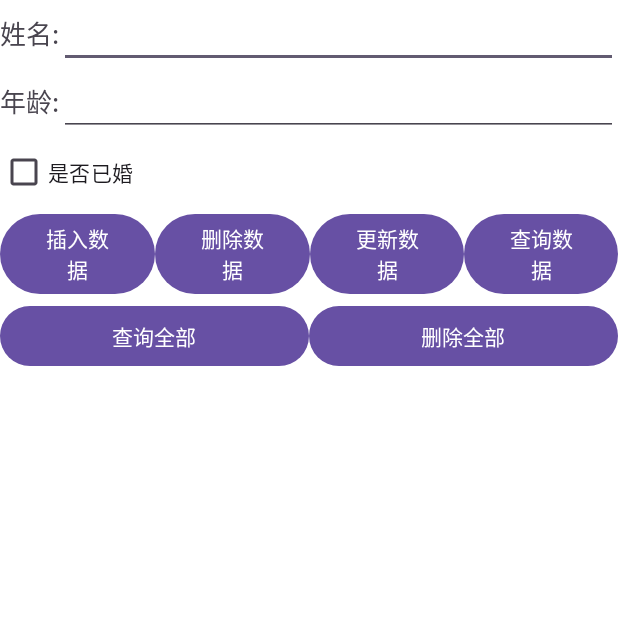
After one commit to qinyue530/AndroidTest, an Android app: the JetpackRoomActivity screen opened directly, with no data from a screen before it, on a phone screen of 412 x 824 dp, the top half of it. The commit adds this screen. Run offline under Robolectric (Android 15) with nearby library versions, the phone set to English and light mode, and no system bars; our stand-ins replace Room's generated code.

Commit message:
使用JetpackRoom 连接SQLite ,实现数据库操作

```diff
--- /dev/null
+++ b/app/src/main/java/com/example/amdroidtestjava/JetpackRoomActivity.java
@@ -0,0 +1,111 @@
+package com.example.amdroidtestjava;
+
+import android.os.Bundle;
+import android.view.View;
+import android.widget.Button;
+import android.widget.CheckBox;
+import android.widget.EditText;
+import android.widget.TextView;
+
+import androidx.activity.EdgeToEdge;
+import androidx.appcompat.app.AppCompatActivity;
+import androidx.core.graphics.Insets;
+import androidx.core.view.ViewCompat;
+import androidx.core.view.WindowInsetsCompat;
+import androidx.room.Room;
+
+import com.example.amdroidtestjava.dao.RoomUserDao;
+import com.example.amdroidtestjava.database.RoomUserDatabase;
+import com.example.amdroidtestjava.enity.RoomUser;
+
+import java.util.List;
+
+public class JetpackRoomActivity extends AppCompatActivity implements View.OnClickListener {
+
+    EditText roomName;
+    EditText roomAge;
+    CheckBox roomMaried;
+    Button insertRoomUser;
+    Button deleteRoomUser;
+    Button updateRoomUser;
+    Button selectRoomUser;
+    Button queryAllRoomUser;
+    Button delAllRoomUser;
+    TextView roomResult;
+    RoomUserDatabase roomUserDatabase;
+    RoomUserDao roomUserDao;
+    int roomUserId;
+
+    RoomUser roomUser = new RoomUser();
+
+
+    @Override
+    protected void onCreate(Bundle savedInstanceState) {
+        super.onCreate(savedInstanceState);
+        EdgeToEdge.enable(this);
+        setContentView(R.layout.activity_jetpack_room);
+        ViewCompat.setOnApplyWindowInsetsListener(findViewById(R.id.jetpackRoom), (v, insets) -> {
+            Insets systemBars = insets.getInsets(WindowInsetsCompat.Type.systemBars());
+            v.setPadding(systemBars.left, systemBars.top, systemBars.right, systemBars.bottom);
+            return insets;
+        });
+        roomUserDatabase =  Room.databaseBuilder(this,RoomUserDatabase.class,"RoomUser")
+                .addMigrations() //允许迁移数据库,room默认是删除旧库 创建新库 会导致数据丢失
+                .allowMainThreadQueries() //允许在主线程中操作数据库,默认是不允许的,通常也不打开,初学打开学习的
+                .build();
+        roomUserDao = roomUserDatabase.roomUserDao();
+        initView();
+        initViewOnClickListener();
+
+    }
+
+    private void initView() {
+        roomAge = findViewById(R.id.roomAge);
+        roomName = findViewById(R.id.roomName);
+        roomMaried = findViewById(R.id.roomMaried);
+        insertRoomUser = findViewById(R.id.insertRoomUser);
+        deleteRoomUser = findViewById(R.id.deleteRoomUser);
+        updateRoomUser = findViewById(R.id.updateRoomUser);
+        selectRoomUser = findViewById(R.id.selectRoomUser);
+        queryAllRoomUser = findViewById(R.id.queryAllRoomUser);
+        delAllRoomUser = findViewById(R.id.delAllRoomUser);
+        roomResult = findViewById(R.id.roomResult);
+    }
+
+    private void initViewOnClickListener() {
+        insertRoomUser.setOnClickListener(this);
+        deleteRoomUser.setOnClickListener(this);
+        updateRoomUser.setOnClickListener(this);
+        selectRoomUser.setOnClickListener(this);
+        queryAllRoomUser.setOnClickListener(this);
+        delAllRoomUser.setOnClickListener(this);
+
+    }
+
+    @Override
+    public void onClick(View view) {
+        String name = roomName.getText().toString();
+        String age = roomAge.getText().toString();
+        Boolean married = roomMaried.isActivated();
+        roomUser.setMarried(married);
+        roomUser.setAge(age);
+        roomUser.setName(name);
+        roomUser.setId(roomUserId);
+        if(view.getId() == insertRoomUser.getId()){
+            roomUserDao.insert(roomUser);
+        }else if(view.getId() == deleteRoomUser.getId()){
+            roomUserDao.delete(roomUser);
+        }else if(view.getId() == updateRoomUser.getId()){
+            roomUserDao.update(roomUser);
+        }else if(view.getId() == selectRoomUser.getId()){
+            roomUser = roomUserDao.queryByName(name).get(0);
+            roomUserId = roomUser.getId();
+        }else if(view.getId() == queryAllRoomUser.getId()){
+            roomUser = roomUserDao.queryAll().get(0);
+            roomUserId = roomUser.getId();
+        }else if(view.getId() == delAllRoomUser.getId()){
+            roomUserDao.deleteAll();
+        }
+
+    }
+}
--- a/app/src/main/java/com/example/amdroidtestjava/MainActivity.java
+++ b/app/src/main/java/com/example/amdroidtestjava/MainActivity.java
@@ -122,6 +122,10 @@ public class MainActivity extends AppCompatActivity {
 
         view_click(sharedButton, new SharedActivity());
 
+        Button roomButton = findViewById(R.id.roomButton);
+
+        view_click(roomButton,new JetpackRoomActivity());
+
     }
 
     //view 点击事件
--- /dev/null
+++ b/app/src/main/java/com/example/amdroidtestjava/dao/RoomUserDao.java
@@ -0,0 +1,32 @@
+package com.example.amdroidtestjava.dao;
+
+import androidx.room.Dao;
+import androidx.room.Delete;
+import androidx.room.Insert;
+import androidx.room.Query;
+import androidx.room.Update;
+
+import com.example.amdroidtestjava.enity.RoomUser;
+
+import java.util.List;
+
+@Dao
+public interface RoomUserDao {
+
+    @Insert
+    void insert(RoomUser... roomUsers);
+
+    @Delete
+    void delete(RoomUser... roomUsers);
+    @Query("DELETE FROM ROOMUSER")
+    void deleteAll();
+
+    @Update()
+    void update(RoomUser... roomUsers);
+
+    @Query("SELECT * FROM ROOMUSER")
+    List<RoomUser> queryAll();
+    @Query("SELECT * FROM ROOMUSER WHERE NAME = :name order by ID")
+    List<RoomUser> queryByName(String name);
+
+}
--- /dev/null
+++ b/app/src/main/java/com/example/amdroidtestjava/database/RoomUserDatabase.java
@@ -0,0 +1,16 @@
+package com.example.amdroidtestjava.database;
+
+import androidx.room.Database;
+import androidx.room.Room;
+import androidx.room.RoomDatabase;
+
+import com.example.amdroidtestjava.dao.RoomUserDao;
+import com.example.amdroidtestjava.enity.RoomUser;
+@Database(entities = {RoomUser.class},version = 1,exportSchema = true)
+public abstract class RoomUserDatabase extends RoomDatabase {
+
+    public abstract RoomUserDao roomUserDao();
+
+
+
+}
--- /dev/null
+++ b/app/src/main/res/layout/activity_jetpack_room.xml
@@ -0,0 +1,105 @@
+<?xml version="1.0" encoding="utf-8"?>
+<LinearLayout xmlns:android="http://schemas.android.com/apk/res/android"
+    xmlns:app="http://schemas.android.com/apk/res-auto"
+    xmlns:tools="http://schemas.android.com/tools"
+    android:id="@+id/jetpackRoom"
+    android:layout_width="match_parent"
+    android:layout_height="match_parent"
+    android:background="@color/white"
+    android:gravity="center"
+    android:orientation="vertical"
+    tools:context=".JetpackRoomActivity">
+    <ScrollView
+        android:layout_width="match_parent"
+        android:layout_height="match_parent">
+
+        <LinearLayout
+            android:layout_width="match_parent"
+            android:layout_height="wrap_content"
+            android:orientation="vertical">
+            <LinearLayout
+                android:layout_width="match_parent"
+                android:layout_height="wrap_content">
+                <TextView
+                    android:layout_width="wrap_content"
+                    android:layout_height="wrap_content"
+                    android:gravity="center"
+                    android:text="姓名:"
+                    android:textSize="17sp" />
+                <EditText
+                    android:id="@+id/roomName"
+                    android:layout_width="0dp"
+                    android:layout_height="wrap_content"
+                    android:layout_weight="1" />
+            </LinearLayout>
+            <LinearLayout
+                android:layout_width="match_parent"
+                android:layout_height="wrap_content">
+                <TextView
+                    android:layout_width="wrap_content"
+                    android:layout_height="wrap_content"
+                    android:gravity="center"
+                    android:text="年龄:"
+                    android:textSize="17sp" />
+                <EditText
+                    android:id="@+id/roomAge"
+                    android:layout_width="0dp"
+                    android:layout_height="wrap_content"
+                    android:layout_weight="1" />
+            </LinearLayout>
+            <CheckBox
+                android:id="@+id/roomMaried"
+                android:layout_width="wrap_content"
+                android:layout_height="wrap_content"
+                android:text="是否已婚"/>
+            <LinearLayout
+                android:layout_width="match_parent"
+                android:layout_height="wrap_content">
+                <Button
+                    android:id="@+id/insertRoomUser"
+                    android:layout_width="wrap_content"
+                    android:layout_height="wrap_content"
+                    android:layout_weight="1"
+                    android:text="插入数据"/>
+                <Button
+                    android:id="@+id/deleteRoomUser"
+                    android:layout_width="wrap_content"
+                    android:layout_height="wrap_content"
+                    android:layout_weight="1"
+                    android:text="删除数据"/>
+                <Button
+                    android:id="@+id/updateRoomUser"
+                    android:layout_width="wrap_content"
+                    android:layout_height="wrap_content"
+                    android:layout_weight="1"
+                    android:text="更新数据"/>
+                <Button
+                    android:id="@+id/selectRoomUser"
+                    android:layout_width="wrap_content"
+                    android:layout_height="wrap_content"
+                    android:layout_weight="1"
+                    android:text="查询数据"/>
+            </LinearLayout>
+            <LinearLayout
+                android:layout_width="match_parent"
+                android:layout_height="wrap_content">
+                <Button
+                    android:id="@+id/queryAllRoomUser"
+                    android:layout_width="wrap_content"
+                    android:layout_height="wrap_content"
+                    android:layout_weight="1"
+                    android:text="查询全部"/>
+                <Button
+                    android:id="@+id/delAllRoomUser"
+                    android:layout_width="wrap_content"
+                    android:layout_height="wrap_content"
+                    android:layout_weight="1"
+                    android:text="删除全部"/>
+            </LinearLayout>
+            <TextView
+                android:id="@+id/roomResult"
+                android:layout_width="wrap_content"
+                android:layout_height="wrap_content"/>
+        </LinearLayout>
+    </ScrollView>
+</LinearLayout>
--- a/app/src/main/res/layout/activity_main.xml
+++ b/app/src/main/res/layout/activity_main.xml
@@ -144,6 +144,12 @@
                 android:layout_height="50dp"
                 android:text="@string/shared" />
 
+            <Button
+                android:id="@+id/roomButton"
+                android:layout_width="120dp"
+                android:layout_height="50dp"
+                android:text="JetpackRoom" />
+
 
 
         </LinearLayout>
--- a/gradle.properties
+++ b/gradle.properties
@@ -19,3 +19,5 @@ android.useAndroidX=true
 # resources declared in the library itself and none from the library's dependencies,
 # thereby reducing the size of the R class for that library
 android.nonTransitiveRClass=true
+org.gradle.daemon=true
+org.gradle.parallel=true
```
Also changed, not shown: app/build.gradle.kts (+12 -5 lines), app/src/main/AndroidManifest.xml (+19 -10 lines), app/src/main/java/com/example/amdroidtestjava/enity/RoomUser.java (added, +55 -0 lines), gradle/libs.versions.toml (+6 -2 lines), 1 other file.
